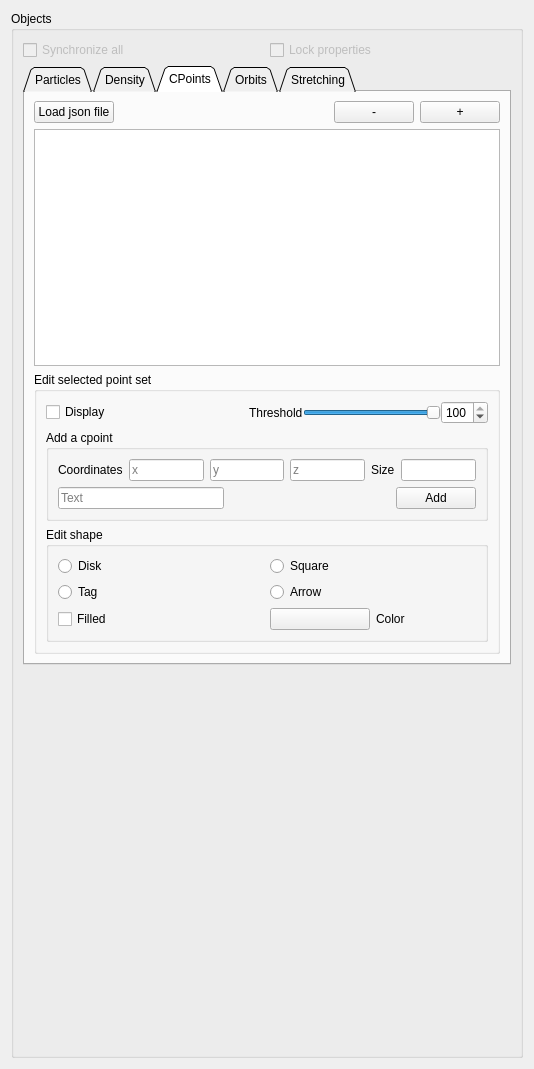
First picture: the form in src/formobjectcontrol.ui, repository jcldc/glnemo2, before the edit.
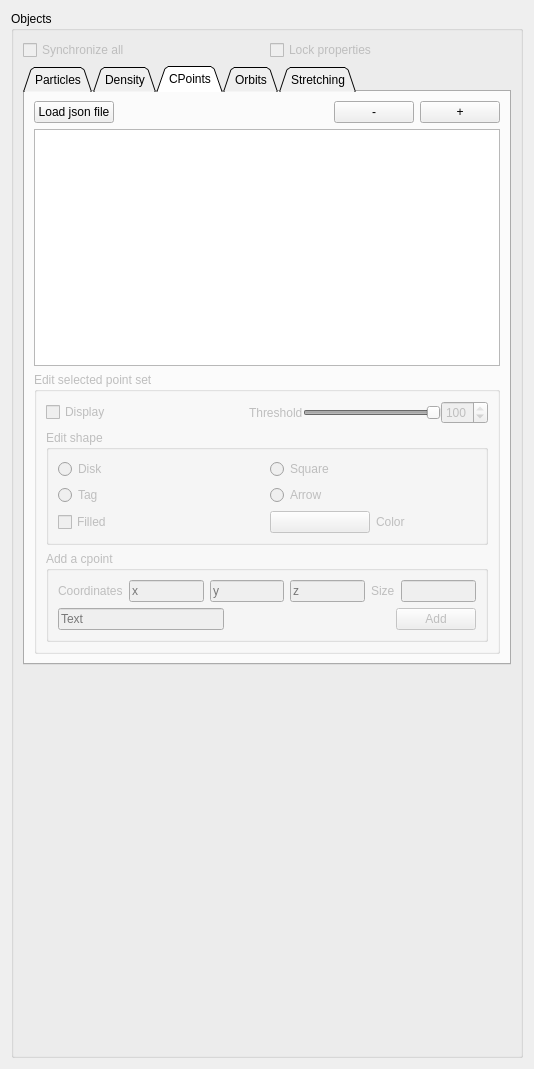
Second picture: the form after the edit. Icons and pictures are not drawn.

Commit message: Disable edit group when no cpointset is selected

The edit to the form file:
```diff
--- a/src/formobjectcontrol.ui
+++ b/src/formobjectcontrol.ui
@@ -1023,7 +1023,10 @@
          </attribute>
          <layout class="QGridLayout" name="gridLayout_12">
           <item row="3" column="0" colspan="5">
-           <widget class="QGroupBox" name="edit_groupbox">
+           <widget class="QGroupBox" name="edit_cpointset_groupbox">
+            <property name="enabled">
+             <bool>false</bool>
+            </property>
             <property name="sizePolicy">
              <sizepolicy hsizetype="Ignored" vsizetype="Fixed">
               <horstretch>0</horstretch>
@@ -1127,6 +1130,80 @@
                </item>
               </layout>
              </item>
+             <item>
+              <widget class="QGroupBox" name="groupBox_11">
+               <property name="title">
+                <string>Edit shape</string>
+               </property>
+               <layout class="QGridLayout" name="gridLayout_11">
+                <item row="0" column="1">
+                 <widget class="QRadioButton" name="shape_radio_square">
+                  <property name="text">
+                   <string>Square</string>
+                  </property>
+                 </widget>
+                </item>
+                <item row="0" column="0">
+                 <widget class="QRadioButton" name="shape_radio_disk">
+                  <property name="text">
+                   <string>Disk</string>
+                  </property>
+                 </widget>
+                </item>
+                <item row="2" column="0">
+                 <widget class="QRadioButton" name="shape_radio_tag">
+                  <property name="text">
+                   <string>Tag</string>
+                  </property>
+                 </widget>
+                </item>
+                <item row="3" column="0">
+                 <widget class="QCheckBox" name="shape_checkbox_filled">
+                  <property name="text">
+                   <string>Filled</string>
+                  </property>
+                 </widget>
+                </item>
+                <item row="2" column="1">
+                 <widget class="QRadioButton" name="shape_radio_arrow">
+                  <property name="text">
+                   <string>Arrow</string>
+                  </property>
+                 </widget>
+                </item>
+                <item row="3" column="1">
+                 <layout class="QHBoxLayout" name="horizontalLayout_8">
+                  <item>
+                   <widget class="QPushButton" name="color_picker_button">
+                    <property name="sizePolicy">
+                     <sizepolicy hsizetype="Minimum" vsizetype="Minimum">
+                      <horstretch>0</horstretch>
+                      <verstretch>0</verstretch>
+                     </sizepolicy>
+                    </property>
+                    <property name="text">
+                     <string/>
+                    </property>
+                    <property name="flat">
+                     <bool>false</bool>
+                    </property>
+                   </widget>
+                  </item>
+                  <item>
+                   <widget class="QLabel" name="label_13">
+                    <property name="text">
+                     <string>Color</string>
+                    </property>
+                    <property name="alignment">
+                     <set>Qt::AlignLeading|Qt::AlignLeft|Qt::AlignVCenter</set>
+                    </property>
+                   </widget>
+                  </item>
+                 </layout>
+                </item>
+               </layout>
+              </widget>
+             </item>
              <item>
               <widget class="QGroupBox" name="groupBox_10">
                <property name="sizePolicy">
@@ -1195,7 +1272,7 @@
                   <item>
                    <widget class="QLineEdit" name="add_cpoint_text">
                     <property name="enabled">
-                     <bool>true</bool>
+                     <bool>false</bool>
                     </property>
                     <property name="placeholderText">
                      <string>Text</string>
@@ -1233,83 +1310,6 @@
                </layout>
               </widget>
              </item>
-             <item>
-              <widget class="QGroupBox" name="groupBox_11">
-               <property name="enabled">
-                <bool>true</bool>
-               </property>
-               <property name="title">
-                <string>Edit shape</string>
-               </property>
-               <layout class="QGridLayout" name="gridLayout_11">
-                <item row="0" column="1">
-                 <widget class="QRadioButton" name="shape_radio_square">
-                  <property name="text">
-                   <string>Square</string>
-                  </property>
-                 </widget>
-                </item>
-                <item row="0" column="0">
-                 <widget class="QRadioButton" name="shape_radio_disk">
-                  <property name="text">
-                   <string>Disk</string>
-                  </property>
-                 </widget>
-                </item>
-                <item row="2" column="0">
-                 <widget class="QRadioButton" name="shape_radio_tag">
-                  <property name="text">
-                   <string>Tag</string>
-                  </property>
-                 </widget>
-                </item>
-                <item row="3" column="0">
-                 <widget class="QCheckBox" name="shape_checkbox_filled">
-                  <property name="text">
-                   <string>Filled</string>
-                  </property>
-                 </widget>
-                </item>
-                <item row="2" column="1">
-                 <widget class="QRadioButton" name="shape_radio_arrow">
-                  <property name="text">
-                   <string>Arrow</string>
-                  </property>
-                 </widget>
-                </item>
-                <item row="3" column="1">
-                 <layout class="QHBoxLayout" name="horizontalLayout_8">
-                  <item>
-                   <widget class="QPushButton" name="color_picker_button">
-                    <property name="sizePolicy">
-                     <sizepolicy hsizetype="Minimum" vsizetype="Minimum">
-                      <horstretch>0</horstretch>
-                      <verstretch>0</verstretch>
-                     </sizepolicy>
-                    </property>
-                    <property name="text">
-                     <string/>
-                    </property>
-                    <property name="flat">
-                     <bool>false</bool>
-                    </property>
-                   </widget>
-                  </item>
-                  <item>
-                   <widget class="QLabel" name="label_13">
-                    <property name="text">
-                     <string>Color</string>
-                    </property>
-                    <property name="alignment">
-                     <set>Qt::AlignLeading|Qt::AlignLeft|Qt::AlignVCenter</set>
-                    </property>
-                   </widget>
-                  </item>
-                 </layout>
-                </item>
-               </layout>
-              </widget>
-             </item>
             </layout>
            </widget>
           </item>
```
Left out of the diff: 2 changed lines with no effect on the pictures. The commit also changes 2 other files.
